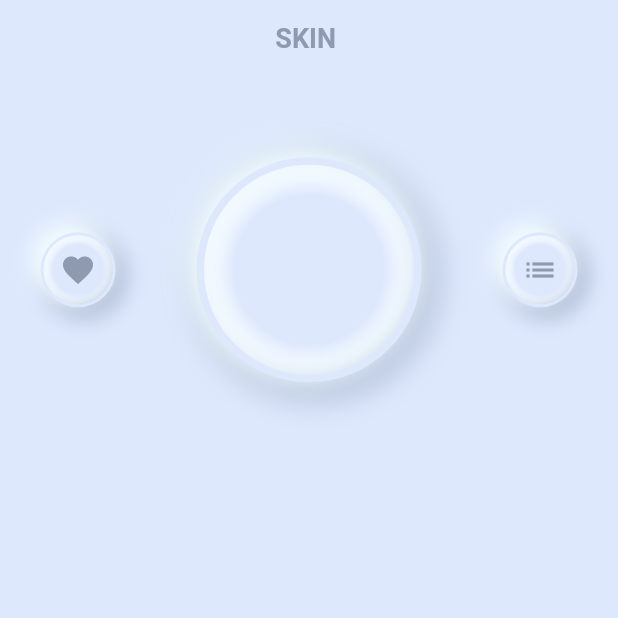
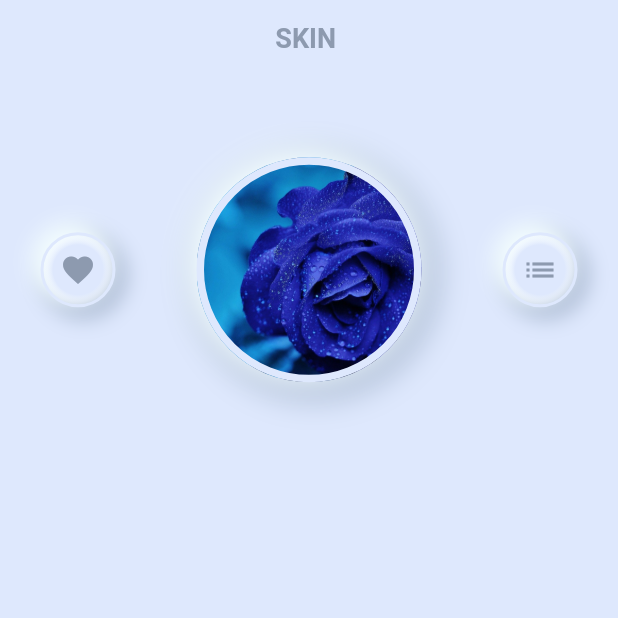
Before and after one commit to aloRanking/music_app, a Flutter app: the screen it shows after launch, on a phone screen of 412 x 824 dp, the top half of it. Run offline on Flutter 3.47's test engine with Material 2 defaults, Android fonts, the phone set to English and light mode, and no system bars; missing offline and left inert: audioplayer, flutter_audio_query.

Commit message:
added rose image

```diff
--- a/lib/screen/music_home.dart
+++ b/lib/screen/music_home.dart
@@ -174,9 +174,11 @@ class CenterCircle extends StatelessWidget {
           ],
 
           gradient: RadialGradient(colors: [
-            kBackgrounColor,kBackgrounColor,kBackgrounColor, Colors.white.withAlpha(0)
-          ])),
-      child: Container(),
+            kBackgrounColor,kBackgrounColor,kBackgrounColor, Colors.white54.withAlpha(0)
+          ]),
+      image: DecorationImage(image: AssetImage('images/rose.jpg'), fit: BoxFit.cover)
+      ),
+
     );
   }
 }
--- a/lib/widgets/music_card.dart
+++ b/lib/widgets/music_card.dart
@@ -29,7 +29,7 @@ class _MusicCardState extends State<MusicCard> {
       child: InkWell(
         onTap: () {
           if (audioPlugin != null) {
-            audioPlugin.stop();
+            //audioPlugin.stop();
             Navigator.push(context, MaterialPageRoute(builder: (context) {
             return Nowplaying(song: widget.song);
           }));
```
